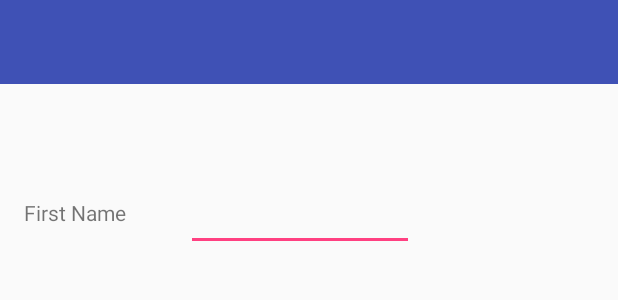
After one commit to Joe7pack/GenuisPlazaList-, an Android app: the layout add_employee_detail.xml on its own in the app's theme, with its tools: preview values and no code run, on a phone screen of 412 x 824 dp. The commit adds this screen. Shown: the top 300 px of the screen. Run offline under Robolectric (Android 15) with nearby library versions, the phone set to English and light mode, and no system bars.

Commit message:
correct toolbar on add new contact

```diff
--- a/GenuisPlazaList/app/src/main/AndroidManifest.xml
+++ b/GenuisPlazaList/app/src/main/AndroidManifest.xml
@@ -19,7 +19,6 @@
 
             <intent-filter>
                 <action android:name="android.intent.action.MAIN" />
-
                 <category android:name="android.intent.category.LAUNCHER" />
             </intent-filter>
         </activity>
@@ -31,7 +30,7 @@
 
         <activity
             android:name="com.guzzardo.genuisplazalist.AddEmployeeActivity"
-            android:label="@string/employee_detail">
+            android:label="@string/add_employee_detail">
         </activity>
 
     </application>
--- a/GenuisPlazaList/app/src/main/java/com/guzzardo/genuisplazalist/AddEmployeeActivity.java
+++ b/GenuisPlazaList/app/src/main/java/com/guzzardo/genuisplazalist/AddEmployeeActivity.java
@@ -3,6 +3,7 @@ package com.guzzardo.genuisplazalist;
 import android.content.res.Resources;
 import android.os.Bundle;
 import android.support.v7.app.AppCompatActivity;
+import android.support.v7.widget.Toolbar;
 
 public class AddEmployeeActivity extends AppCompatActivity {
 
@@ -13,6 +14,12 @@ public class AddEmployeeActivity extends AppCompatActivity {
         mResources = getResources();
 
         super.onCreate(savedInstanceState);
+        setContentView(R.layout.add_employee_detail);
+
+
+        Toolbar toolbar = (Toolbar) findViewById(R.id.add_employee_tool_bar);
+        setSupportActionBar(toolbar);
+
     }
 
 }
--- /dev/null
+++ b/GenuisPlazaList/app/src/main/res/layout/add_employee_detail.xml
@@ -0,0 +1,41 @@
+<?xml version="1.0" encoding="utf-8"?>
+<android.support.constraint.ConstraintLayout
+    xmlns:android="http://schemas.android.com/apk/res/android"
+    xmlns:app="http://schemas.android.com/apk/res-auto"
+    xmlns:tools="http://schemas.android.com/tools"
+    android:layout_width="match_parent"
+    android:layout_height="match_parent">
+
+    <android.support.v7.widget.Toolbar
+        android:id="@+id/add_employee_tool_bar"
+        android:layout_width="match_parent"
+        android:layout_height="?actionBarSize"
+        android:background="?attr/colorPrimary"
+        style="@style/AppTheme" />
+
+
+    <TextView
+        android:id="@+id/textView"
+        android:layout_width="wrap_content"
+        android:layout_height="wrap_content"
+        android:layout_marginStart="16dp"
+        android:layout_marginTop="132dp"
+        android:text="First Name"
+        app:layout_constraintStart_toStartOf="parent"
+        app:layout_constraintTop_toTopOf="parent" />
+
+
+    <EditText
+        android:id="@+id/editText"
+        android:layout_width="152dp"
+        android:layout_height="51dp"
+        android:layout_marginStart="40dp"
+        android:layout_marginTop="116dp"
+        android:ems="10"
+        android:inputType="textPersonName"
+        app:layout_constraintStart_toEndOf="@+id/textView"
+        app:layout_constraintTop_toTopOf="parent" />
+
+
+
+</android.support.constraint.ConstraintLayout>
--- a/GenuisPlazaList/app/src/main/res/values/strings.xml
+++ b/GenuisPlazaList/app/src/main/res/values/strings.xml
@@ -1,6 +1,7 @@
 <resources>
     <string name="app_name">Pretty Smart List</string>
-    <string name="employee_detail">Add New Contact Detail</string>
+    <string name="employee_detail">Contact Detail</string>
+    <string name="add_employee_detail">Add New Contact Detail</string>
     <string name="employee_master">Contacts</string>
     <string name="action">Favorite</string>
     <color name="white">#FFFFFF</color>
```
